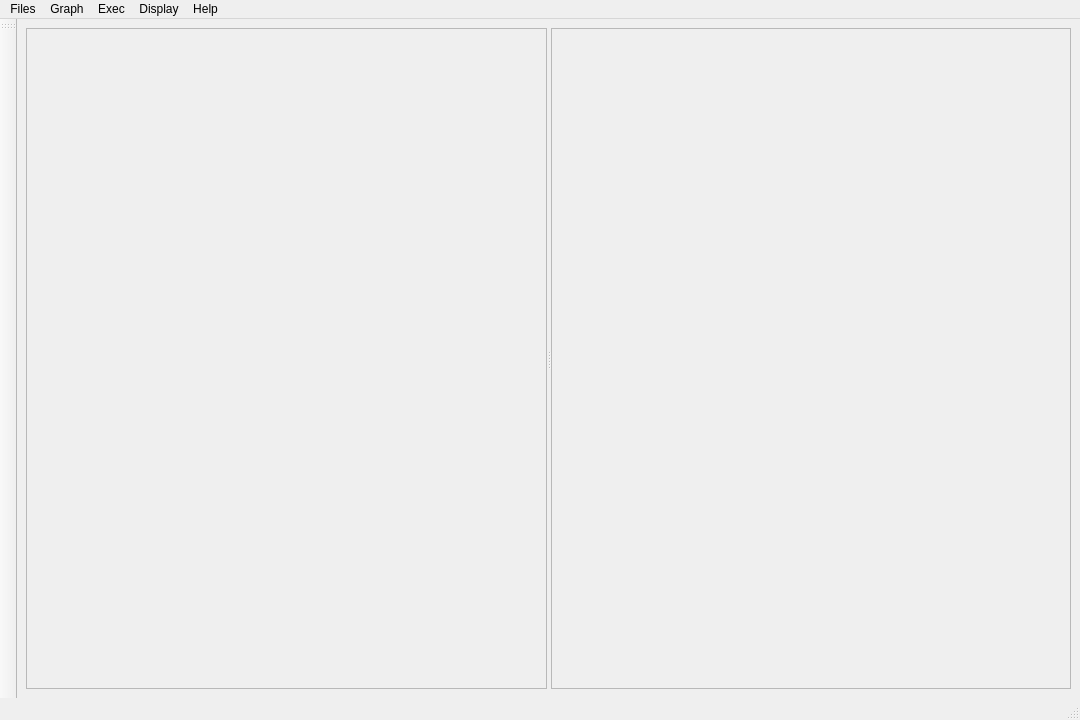
Qt form appli/grapher/gui/src/grapher.ui (snaress/studio) before a commit.
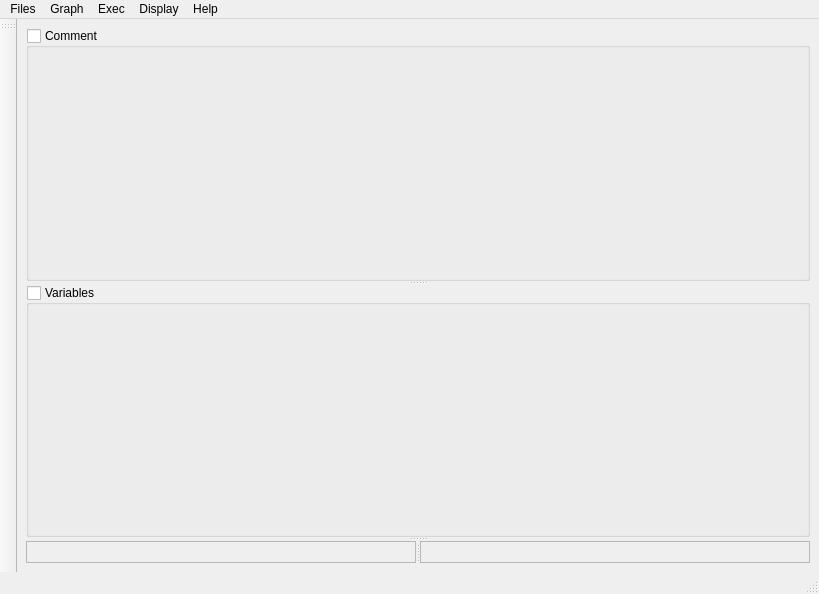
The same form after that commit.

Commit message: Grapher: Add variables widget

What changed in the file:
```diff
--- a/appli/grapher/gui/src/grapher.ui
+++ b/appli/grapher/gui/src/grapher.ui
@@ -6,8 +6,8 @@
    <rect>
     <x>0</x>
     <y>0</y>
-    <width>1080</width>
-    <height>720</height>
+    <width>819</width>
+    <height>594</height>
    </rect>
   </property>
   <property name="windowTitle">
@@ -16,6 +16,66 @@
   <widget class="QWidget" name="centralwidget">
    <layout class="QGridLayout" name="gridLayout">
     <item row="0" column="0">
+     <widget class="QSplitter" name="splitter_2">
+      <property name="orientation">
+       <enum>Qt::Vertical</enum>
+      </property>
+      <widget class="QGroupBox" name="gbComment">
+       <property name="sizePolicy">
+        <sizepolicy hsizetype="Preferred" vsizetype="MinimumExpanding">
+         <horstretch>0</horstretch>
+         <verstretch>0</verstretch>
+        </sizepolicy>
+       </property>
+       <property name="title">
+        <string>Comment</string>
+       </property>
+       <property name="flat">
+        <bool>false</bool>
+       </property>
+       <property name="checkable">
+        <bool>true</bool>
+       </property>
+       <property name="checked">
+        <bool>false</bool>
+       </property>
+       <layout class="QGridLayout" name="glComment">
+        <property name="margin">
+         <number>0</number>
+        </property>
+        <property name="spacing">
+         <number>0</number>
+        </property>
+       </layout>
+      </widget>
+      <widget class="QGroupBox" name="gbVariables">
+       <property name="sizePolicy">
+        <sizepolicy hsizetype="Preferred" vsizetype="MinimumExpanding">
+         <horstretch>0</horstretch>
+         <verstretch>0</verstretch>
+        </sizepolicy>
+       </property>
+       <property name="title">
+        <string>Variables</string>
+       </property>
+       <property name="flat">
+        <bool>false</bool>
+       </property>
+       <property name="checkable">
+        <bool>true</bool>
+       </property>
+       <property name="checked">
+        <bool>false</bool>
+       </property>
+       <layout class="QGridLayout" name="glVariables">
+        <property name="margin">
+         <number>0</number>
+        </property>
+        <property name="spacing">
+         <number>0</number>
+        </property>
+       </layout>
+      </widget>
      <widget class="QSplitter" name="splitter">
       <property name="orientation">
        <enum>Qt::Horizontal</enum>
@@ -47,6 +107,7 @@
        </layout>
       </widget>
      </widget>
+     </widget>
     </item>
    </layout>
   </widget>
@@ -55,7 +116,7 @@
     <rect>
      <x>0</x>
      <y>0</y>
-     <width>1080</width>
+     <width>819</width>
      <height>21</height>
     </rect>
    </property>
```
Left out of the diff: 6 changed lines with no effect on the pictures. Lines whose indentation alone changed are shown as unchanged. The commit also changes 10 other files.
